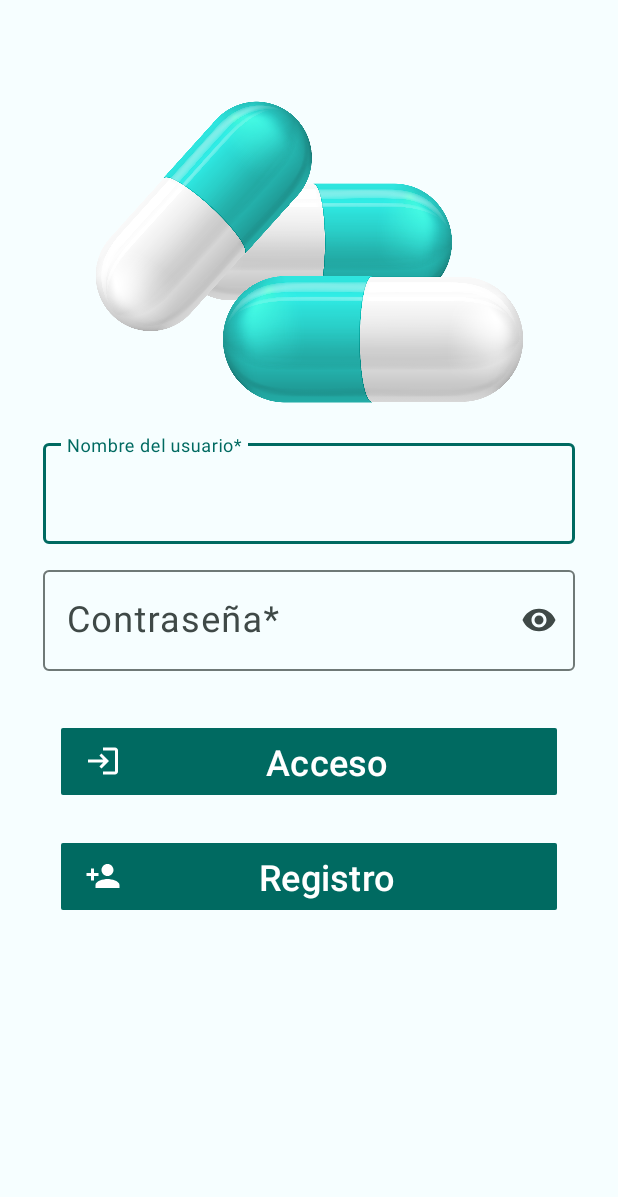
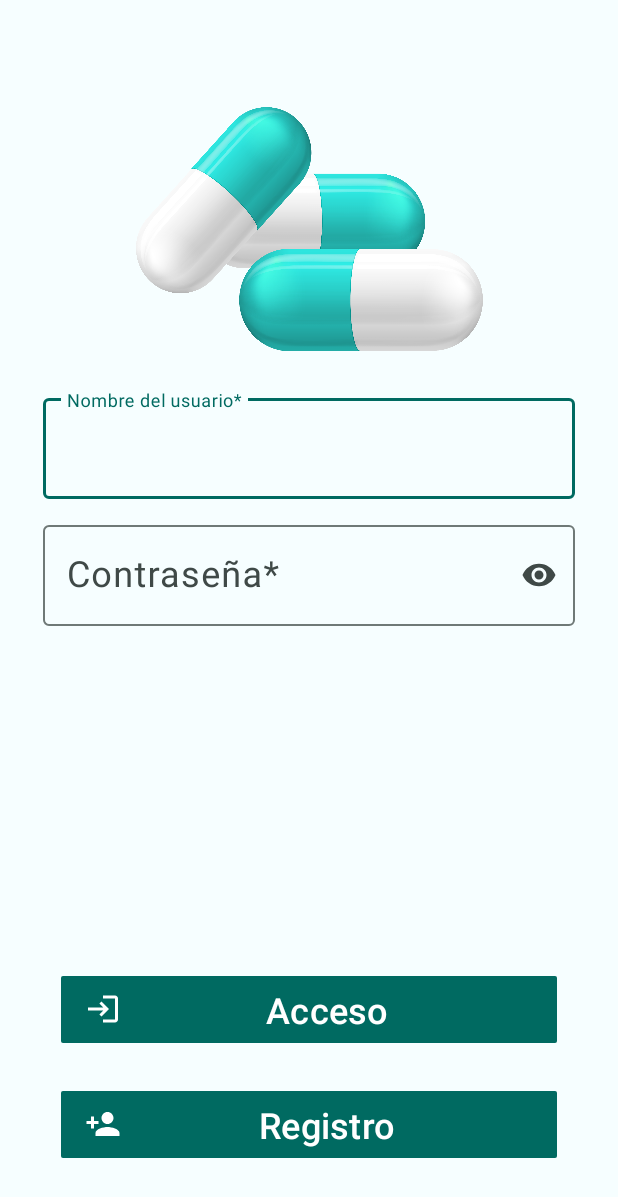
Before and after one commit to luisbargar/pastillApp, an Android app: the screen it shows after launch (LoginActivity), on a phone screen of 412 x 824 dp. Shown: the top 1197 px of the screen. Run offline under Robolectric (Android 15) with nearby library versions, the phone set to English and light mode, and no system bars; our stand-ins replace Room's generated code.

Commit message:
corregidos errores visualizar dispositivo

```diff
--- a/app/src/main/java/es/luisbarreiros/proyecto/pastillApp/ui/adapters/MedicacionesRecyclerViewAdapter.kt
+++ b/app/src/main/java/es/luisbarreiros/proyecto/pastillApp/ui/adapters/MedicacionesRecyclerViewAdapter.kt
@@ -92,14 +92,17 @@ class MedicacionesRecyclerViewAdapter(
             }
         }
     }
+    override fun getItemCount() = list.size
 
     override fun onCreateViewHolder(parent: ViewGroup, viewType: Int) =
+
         ViewHolder.newInstance(parent, listener, context)
 
     override fun onBindViewHolder(viewHolder: ViewHolder, position: Int) =
+
         viewHolder.rellenarDatos(list[position])
 
-    override fun getItemCount() = list.size
+
 
 
 
--- a/app/src/main/res/layout/activity_login.xml
+++ b/app/src/main/res/layout/activity_login.xml
@@ -32,7 +32,7 @@
         android:layout_width="wrap_content"
         android:layout_height="wrap_content"
         android:orientation="horizontal"
-        app:layout_constraintGuide_percent="0.55" />
+        app:layout_constraintGuide_percent="0.75" />
 
     <androidx.constraintlayout.widget.Guideline
         android:id="@+id/guideline_horizontal_93"
@@ -43,8 +43,8 @@
 
     <com.google.android.material.imageview.ShapeableImageView
         android:id="@+id/logo"
-        android:layout_width="290dp"
-        android:layout_height="220dp"
+        android:layout_width="235dp"
+        android:layout_height="190dp"
         android:padding="0dp"
         android:scaleType="centerInside"
         android:src="@drawable/logo"
@@ -99,13 +99,14 @@
     <LinearLayout
         android:layout_width="0dp"
         android:layout_height="wrap_content"
-        android:layout_marginTop="16dp"
+        android:layout_marginBottom="32dp"
         android:orientation="vertical"
+        app:layout_constraintBottom_toBottomOf="parent"
         app:layout_constraintEnd_toEndOf="@id/guideline_vertical_93"
-        app:layout_constraintHorizontal_bias="0.0"
+        app:layout_constraintHorizontal_bias="1.0"
         app:layout_constraintStart_toStartOf="@id/guideline_vertical_7"
-        app:layout_constraintTop_toBottomOf="@id/guideline_horizontal_50">
-
+        app:layout_constraintTop_toBottomOf="@id/guideline_horizontal_50"
+        app:layout_constraintVertical_bias="0.814">
 
 
         <com.google.android.material.button.MaterialButton
```
Also changed, not shown: app/src/main/res/layout/activity_registro.xml (+8 -6 lines).
